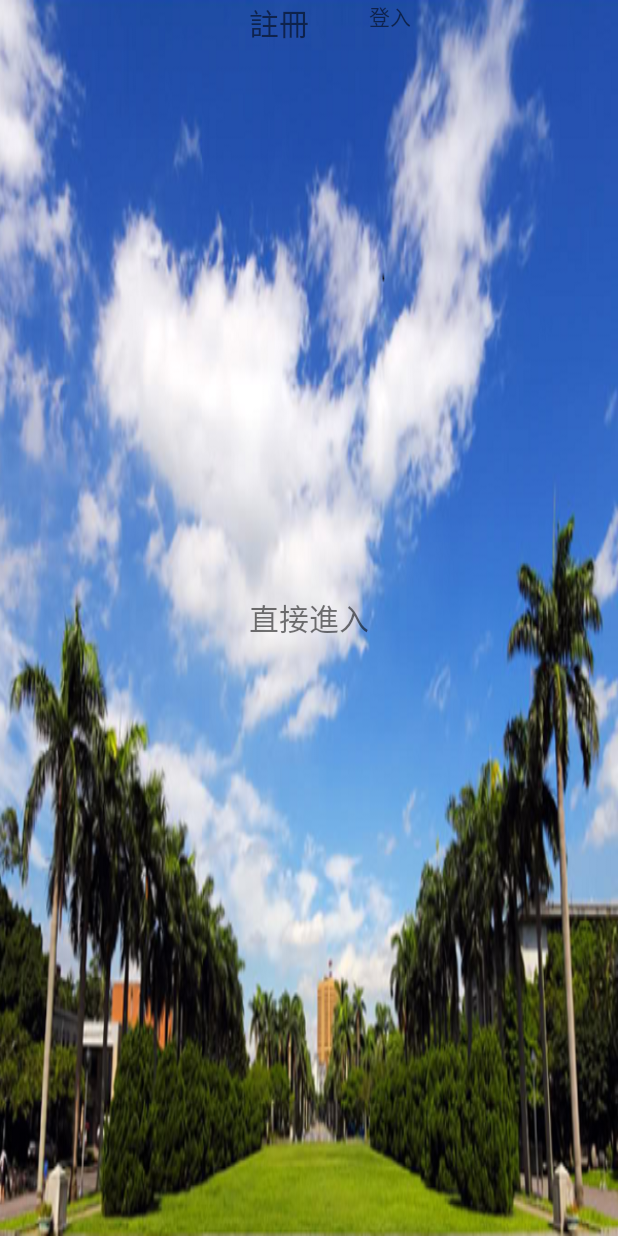
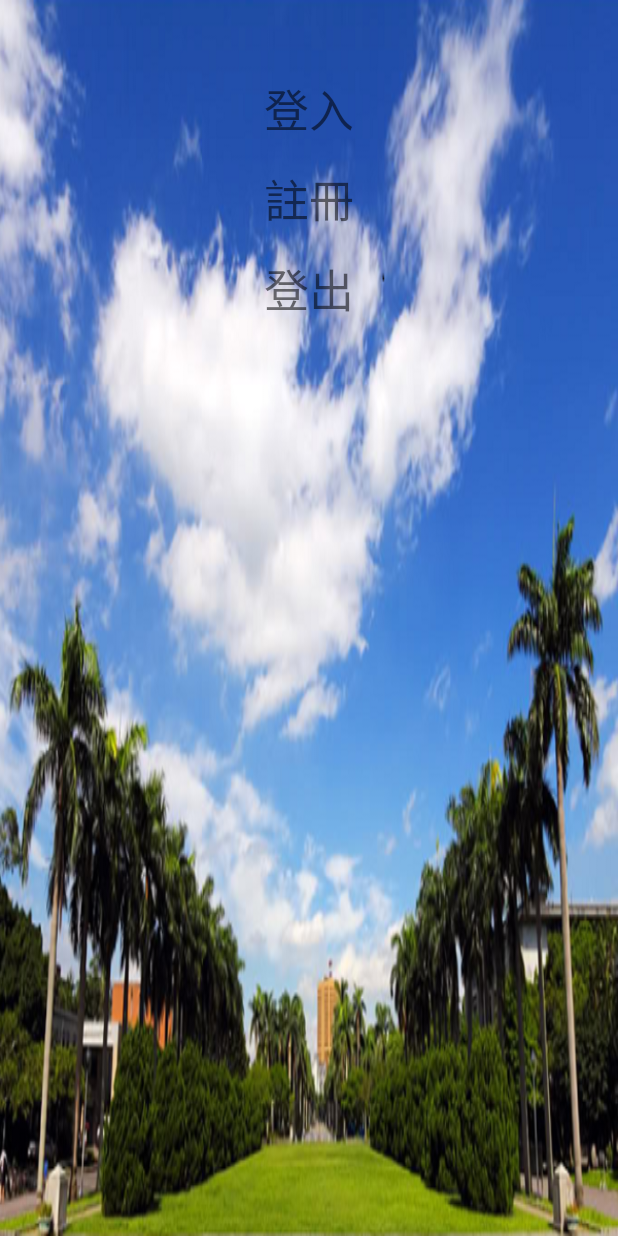
Before and after one commit to Jusnit/NTUHappyTogether, an Android app: the screen it shows after launch (LoginActivity), on a phone screen of 412 x 824 dp. Run offline under Robolectric (Android 15) with nearby library versions, the phone set to English and light mode, and no system bars; 3 statements that could not run were skipped.

Commit message:
login,register debug OK unable automatic user

```diff
--- a/app/src/main/java/com/example/user/ntuhappytogether/StarterApplication.java
+++ b/app/src/main/java/com/example/user/ntuhappytogether/StarterApplication.java
@@ -31,10 +31,11 @@ public class StarterApplication extends Application {
         // Add your initialization code here
         Parse.initialize(this);
 
-        ParseUser.enableAutomaticUser();
+        //ParseUser.enableAutomaticUser();
         ParseACL defaultACL = new ParseACL();
         // Optionally enable public read access.
         defaultACL.setPublicReadAccess(true);
+        defaultACL.setPublicWriteAccess(true);
         ParseACL.setDefaultACL(defaultACL, true);
     }
 
--- a/app/src/main/java/loginregister/LoginActivity.java
+++ b/app/src/main/java/loginregister/LoginActivity.java
@@ -30,9 +30,8 @@ import ParseUtil.ParseFunction;
 
 public class LoginActivity extends Activity {
 
-    private TextValidation textValidation;
     private Register register;
-    private TextView directEnter,registerText,loginText;
+    private TextView registerText,loginText,logoutText;
 
 
     private static final String tag = "LoginActivity";
@@ -69,21 +68,30 @@ public class LoginActivity extends Activity {
     }
 
     private void setWidget(){
-        this.directEnter = (TextView)findViewById(R.id.direct_enter);
+
         registerText = (TextView)findViewById(R.id.registerText);
         loginText = (TextView)findViewById(R.id.login_text);
-        directEnter.setOnClickListener(new View.OnClickListener() {
+        logoutText = (TextView)findViewById(R.id.logoutText);
+
+        registerText.setOnClickListener(new RegisterTextOnClickListener());
+        loginText.setOnClickListener(new LoginTextOnClickListener());
+        logoutText.setOnClickListener(new View.OnClickListener() {
             @Override
             public void onClick(View v) {
-                startActivity(new Intent().setClass(LoginActivity.this, Lobby.class));
-                finish();
+                if(ParseUser.getCurrentUser() == null){
+                    Toast t = Toast.makeText(LoginActivity.this,"尚未登入!",Toast.LENGTH_SHORT);
+                    t.show();
+                }
+                else {
+                    ParseUser.logOut();
+                    Toast t = Toast.makeText(LoginActivity.this,"已登出!",Toast.LENGTH_SHORT);
+                    t.show();
+
+                }
             }
         });
-        registerText.setOnClickListener(new RegisterTextOnClickListener());
+        register = new Register();
 
-       // registerButton.setOnClickListener(new RegisterOnClickListener());
-        register = new Register();
-        textValidation = new TextValidation();
 
     }
 //
@@ -133,6 +141,11 @@ public class LoginActivity extends Activity {
     class LoginTextOnClickListener implements View.OnClickListener{
         @Override
         public void onClick(View v){
+            if(ParseUser.getCurrentUser() != null){
+                startActivity(new Intent().setClass(LoginActivity.this, Lobby.class));
+                Log.i(tag, "現有user login");
+                return;
+            }
 
             final View item = LayoutInflater.from(LoginActivity.this).inflate(R.layout.login_dialog, null);
             new AlertDialog.Builder(LoginActivity.this)
@@ -141,6 +154,7 @@ public class LoginActivity extends Activity {
                     .setPositiveButton(R.string.login, new DialogInterface.OnClickListener() {
                         @Override
                         public void onClick(DialogInterface dialog, int which) {
+
                             EditText account = (EditText)item.findViewById(R.id.login_account);
                             EditText password = (EditText)item.findViewById(R.id.login_password);
                             TextValidation textValidation = new TextValidation();
@@ -157,7 +171,7 @@ public class LoginActivity extends Activity {
                                 return;
                             }
 
-                            ParseFunction.login(account.getText().toString(),password.getText().toString());
+                            ParseFunction.login(account.getText().toString(), password.getText().toString(),LoginActivity.this);
                         }
                     })
                     .show();
--- a/app/src/main/res/layout/activity_login.xml
+++ b/app/src/main/res/layout/activity_login.xml
@@ -13,12 +13,11 @@
         <TextView
             android:layout_width="wrap_content"
             android:layout_height="wrap_content"
-            android:id="@+id/direct_enter"
-            android:layout_centerVertical="true"
+            android:id="@+id/logoutText"
             android:textSize="@dimen/lobby_label_size"
             android:layout_centerHorizontal="true"
-
-            android:text="直接進入"
+            android:layout_marginTop="@dimen/logout_margin_top"
+            android:text="登出"
             />
 
 
@@ -27,19 +26,18 @@
             android:layout_height="wrap_content"
             android:text="註冊"
             android:id="@+id/registerText"
-
-            android:layout_alignLeft="@+id/direct_enter"
-            android:layout_alignStart="@+id/direct_enter"
+            android:layout_marginTop="@dimen/register_margin_top"
+            android:layout_centerHorizontal="true"
             android:textSize="@dimen/lobby_label_size" />
 
         <TextView
             android:layout_width="wrap_content"
             android:layout_height="wrap_content"
+            android:layout_marginTop="@dimen/login_margin_top"
             android:text="登入"
+            android:textSize="@dimen/lobby_label_size"
             android:id="@+id/login_text"
-
-            android:layout_toRightOf="@+id/direct_enter"
-            android:layout_toEndOf="@+id/direct_enter" />
+            android:layout_centerHorizontal="true" />
 
     </RelativeLayout>
 </RelativeLayout>
--- a/app/src/main/res/values/dimens.xml
+++ b/app/src/main/res/values/dimens.xml
@@ -2,13 +2,18 @@
     <!-- Default screen margins, per the Android Design guidelines. -->
     <dimen name="activity_horizontal_margin">16dp</dimen>
     <dimen name="activity_vertical_margin">16dp</dimen>
+
+    <dimen name="login_margin_top">50dp</dimen>
+    <dimen name="register_margin_top">110dp</dimen>
+    <dimen name="logout_margin_top">170dp</dimen>
+
 
     <dimen name="hobby_pic_padding_top">70dp</dimen>
     <dimen name="hobby_pic_padding_bottom">70dp</dimen>
     <dimen name="hobby_pic_padding_right">30dp</dimen>
     <dimen name="hobby_pic_padding_left">30dp</dimen>
 
-    <dimen name="lobby_label_size">20dp</dimen>
+    <dimen name="lobby_label_size">30dp</dimen>
 
     <dimen name="join_event_category_textsize">25dp</dimen>
 
```
Also changed, not shown: app/src/main/java/ParseUtil/ParseFunction.java (+30 -4 lines), app/src/main/java/com/example/user/ntuhappytogether/Lobby.java (+10 -0 lines).
